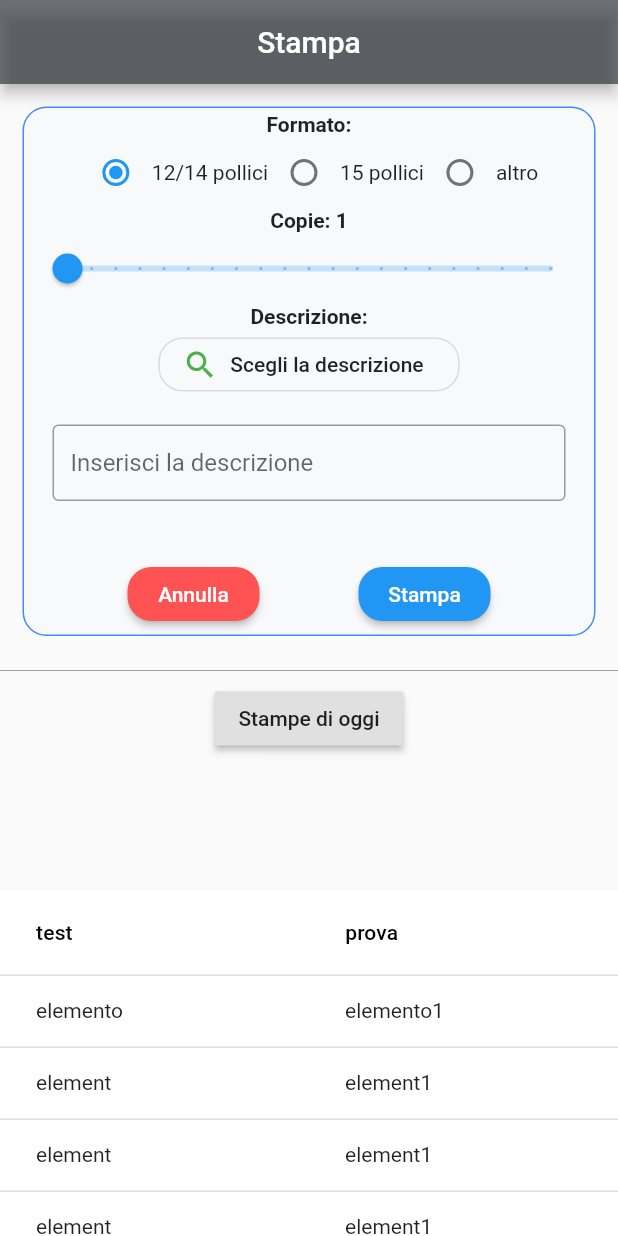
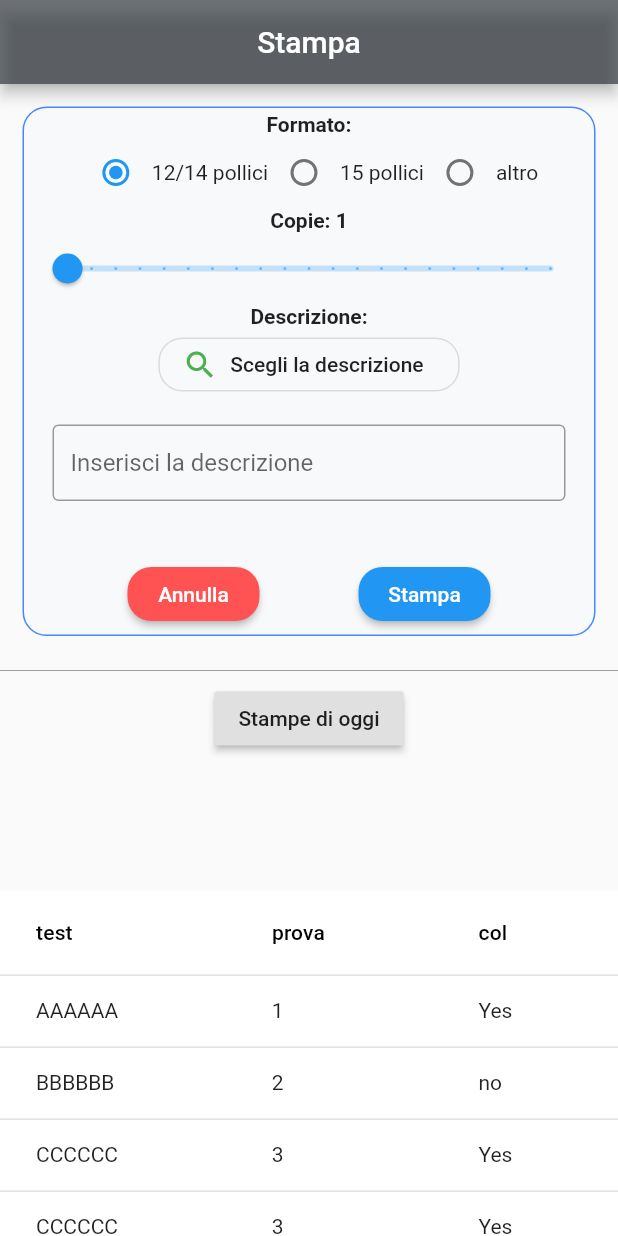
Before and after one commit to nikzanda/Stampa_app, a Flutter app: the screen it shows after launch, on a phone screen of 412 x 824 dp. Run offline on Flutter 3.47's test engine with Material 2 defaults, Android fonts, the phone set to English and light mode, and no system bars; missing offline and left inert: flutter_config.

Commit message:
numero di righe della tabella dinamico

```diff
--- a/lib/screens/Stampa.dart
+++ b/lib/screens/Stampa.dart
@@ -147,6 +147,47 @@ class _StampaState extends State<Stampa> {
         ),
       ],
     );
+
+    final List<Map<String, String>> listOfColumns = [
+      {"Name": "AAAAAA", "Number": "1", "State": "Yes"},
+      {"Name": "BBBBBB", "Number": "2", "State": "no"},
+      {"Name": "CCCCCC", "Number": "3", "State": "Yes"},
+      {"Name": "CCCCCC", "Number": "3", "State": "Yes"},
+      {"Name": "CCCCCC", "Number": "3", "State": "Yes"},
+      {"Name": "CCCCCC", "Number": "3", "State": "Yes"},
+      {"Name": "CCCCCC", "Number": "3", "State": "Yes"},
+      {"Name": "CCCCCC", "Number": "3", "State": "Yes"},
+      {"Name": "CCCCCC", "Number": "3", "State": "Yes"},
+      {"Name": "CCCCCC", "Number": "3", "State": "Yes"},
+      {"Name": "CCCCCC", "Number": "3", "State": "Yes"},
+      {"Name": "CCCCCC", "Number": "3", "State": "Yes"},
+      {"Name": "CCCCCC", "Number": "3", "State": "Yes"},
+      {"Name": "CCCCCC", "Number": "3", "State": "Yes"},
+      {"Name": "CCCCCC", "Number": "3", "State": "Yes"},
+      {"Name": "CCCCCC", "Number": "3", "State": "Yes"},
+      {"Name": "CCCCCC", "Number": "3", "State": "Yes"},
+      {"Name": "CCCCCC", "Number": "3", "State": "Yes"},
+      {"Name": "CCCCCC", "Number": "3", "State": "Yes"},
+      {"Name": "CCCCCC", "Number": "3", "State": "Yes"},
+      {"Name": "CCCCCC", "Number": "3", "State": "Yes"},
+      {"Name": "CCCCCC", "Number": "3", "State": "Yes"},
+      {"Name": "CCCCCC", "Number": "3", "State": "Yes"},
+      {"Name": "CCCCCC", "Number": "3", "State": "Yes"},
+      {"Name": "CCCCCC", "Number": "3", "State": "Yes"},
+      {"Name": "CCCCCC", "Number": "3", "State": "Yes"},
+      {"Name": "CCCCCC", "Number": "3", "State": "Yes"},
+      {"Name": "CCCCCC", "Number": "3", "State": "Yes"},
+      {"Name": "CCCCCC", "Number": "3", "State": "Yes"},
+      {"Name": "CCCCCC", "Number": "3", "State": "Yes"},
+      {"Name": "CCCCCC", "Number": "3", "State": "Yes"},
+      {"Name": "CCCCCC", "Number": "3", "State": "Yes"},
+      {"Name": "CCCCCC", "Number": "3", "State": "Yes"},
+      {"Name": "CCCCCC", "Number": "3", "State": "Yes"},
+      {"Name": "CCCCCC", "Number": "3", "State": "Yes"},
+      {"Name": "CCCCCC", "Number": "3", "State": "Yes"},
+      {"Name": "CCCCCC", "Number": "3", "State": "Yes"},
+      {"Name": "CCCCCC", "Number": "3", "State": "Yes"},
+    ];
 
     return Scaffold(
       appBar: AppBar(
@@ -329,10 +370,6 @@ class _StampaState extends State<Stampa> {
                   color: Colors.white,
                   child: ListView.builder(
                     controller: scrollController,
-                    // itemCount: 25,
-                    // itemBuilder: (BuildContext context, int index) {
-                    //   return ListTile(title: Text('Item $index'));
-                    // },
                     itemCount: 1,
                     itemBuilder: (BuildContext context, int index) {
                       return SingleChildScrollView(
@@ -340,40 +377,19 @@ class _StampaState extends State<Stampa> {
                             columns: <DataColumn>[
                               DataColumn(label: Text("test")),
                               DataColumn(label: Text("prova")),
+                              DataColumn(label: Text("col")),
                             ],
-                          rows: <DataRow>[
-                            DataRow(
+                            rows: listOfColumns
+                                .map(
+                                  ((element) => DataRow(
                                         cells: <DataCell>[
-                                DataCell(Text("elemento")),
-                                DataCell(Text("elemento1")),
+                                          DataCell(Text(element["Name"])),
+                                          DataCell(Text(element["Number"])),
+                                          DataCell(Text(element["State"])),
                                         ],
-                            ),
-                            DataRow(
-                              cells: <DataCell>[
-                                DataCell(Text("element")),
-                                DataCell(Text("element1")),
-                              ],
-                            ),
-                            DataRow(
-                              cells: <DataCell>[
-                                DataCell(Text("element")),
-                                DataCell(Text("element1")),
-                              ],
-                            ),
-                            DataRow(
-                              cells: <DataCell>[
-                                DataCell(Text("element")),
-                                DataCell(Text("element1")),
-                              ],
-                            ),
-                            DataRow(
-                              cells: <DataCell>[
-                                DataCell(Text("element")),
-                                DataCell(Text("element1")),
-                              ],
-                            ),
-                          ],
-                        ),
+                                      )),
+                                )
+                                .toList()),
                       );
                     },
                   ),
```
Lines whose indentation alone changed are shown as unchanged.
